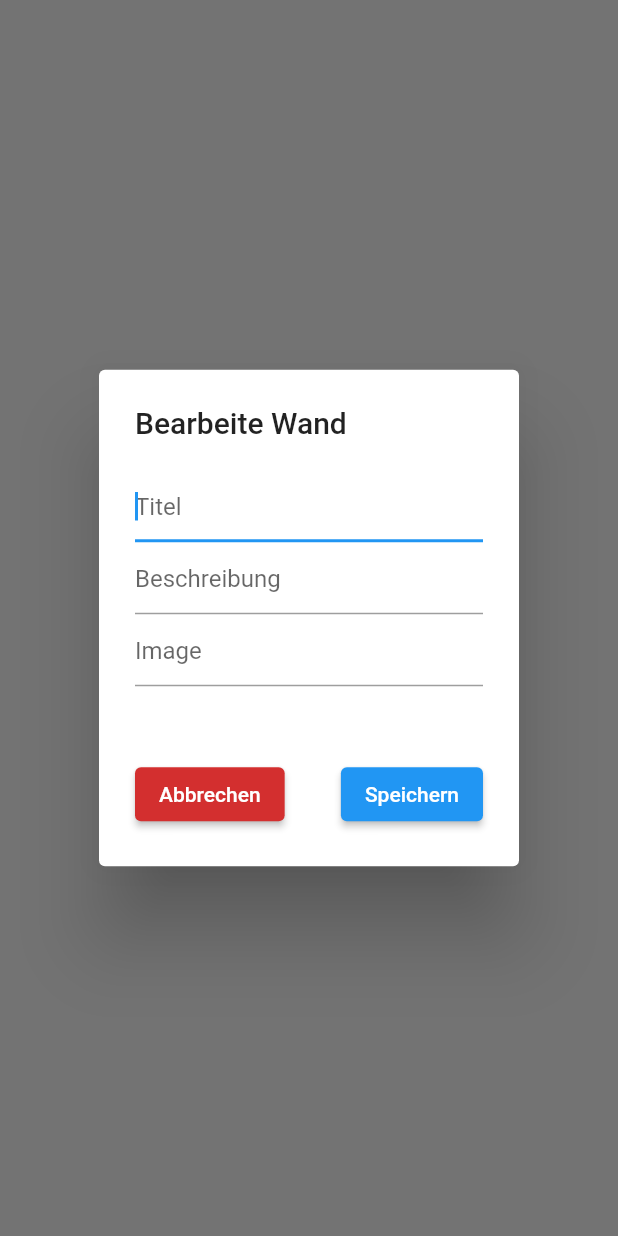
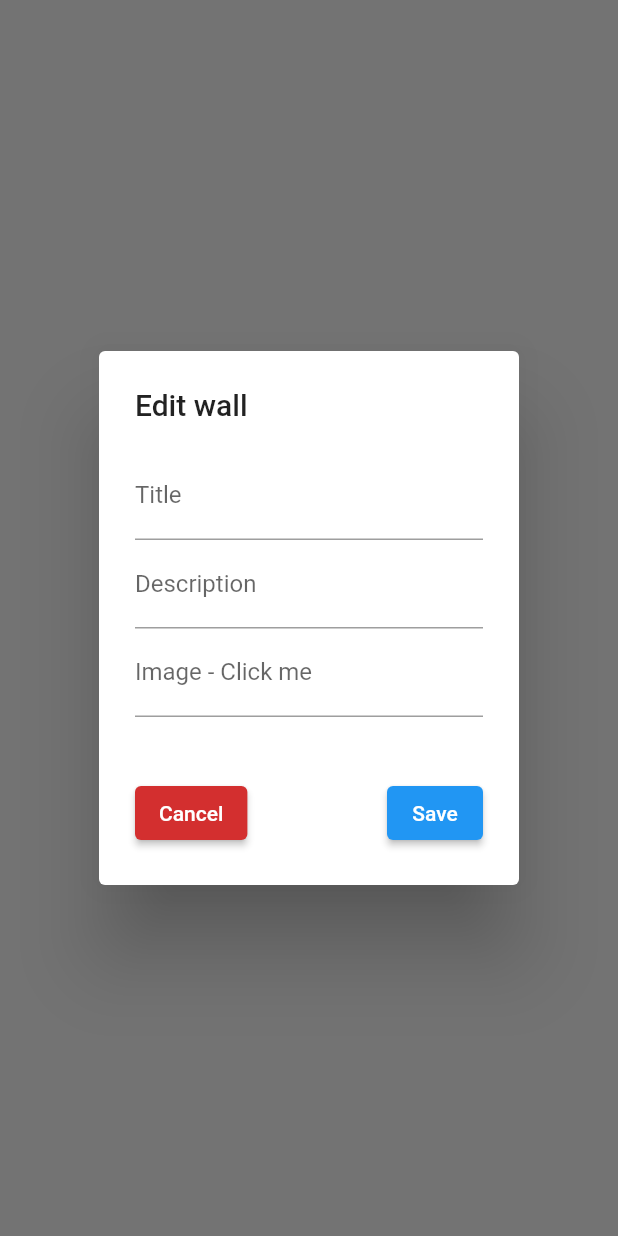
Before and after one commit to lectary/ClimbingAlien, a Flutter app: what showWallFormDialog() shows on an empty page, opened directly with empty values, on a phone screen of 412 x 824 dp. Run offline on Flutter 3.47's test engine with Material 2 defaults, Android fonts, the phone set to English and light mode, and no system bars; our stand-ins replace camera, floor, fluttertoast, image_picker, sqflite; accounts and stored records are empty; generated files the repository leaves out were written again.

Commit message:
Fix image field text display and minor style adjustments

```diff
--- a/lib/utils/utils.dart
+++ b/lib/utils/utils.dart
@@ -7,6 +7,7 @@ class Utils {
   }
 
   static String getFilenameFromPath(String path) {
+    if (path == null) return "";
     int lastSlash = path.lastIndexOf('/');
     int lastDot = path.lastIndexOf('.');
     if (lastSlash == -1 || lastDot == -1) return "";
--- a/lib/views/route_management/wall_form.dart
+++ b/lib/views/route_management/wall_form.dart
@@ -4,7 +4,6 @@ import 'package:climbing_alien/data/entity/wall.dart';
 import 'package:climbing_alien/utils/utils.dart';
 import 'package:climbing_alien/viewmodels/wall_viewmodel.dart';
 import 'package:climbing_alien/widgets/image_picker/image_picker_dialog.dart';
-import 'package:flutter/cupertino.dart';
 import 'package:flutter/material.dart';
 import 'package:provider/provider.dart';
 
@@ -24,7 +23,7 @@ class WallForm extends StatefulWidget {
         builder: (context) => ChangeNotifierProvider.value(
               value: model,
               child: AlertDialog(
-                title: wall == null ? Text("Neue Wand") : Text("Bearbeite Wand"),
+                title: wall == null ? Text("New wall") : Text("Edit wall"),
                 content: WallForm(wall),
               ),
             ));
@@ -46,11 +45,12 @@ class _WallFormState extends State<WallForm> {
   void initState() {
     super.initState();
     wallViewModel = Provider.of<WallViewModel>(context, listen: false);
-    _focusNode.requestFocus();
+    // _focusNode.requestFocus();
     edit = widget.wall != null;
     title = widget.wall?.title;
     description = widget.wall?.description;
     imagePath = widget.wall?.imagePath;
+    _textEditingControllerImagePath.text = Utils.getFilenameFromPath(imagePath);
   }
 
   @override
@@ -64,7 +64,7 @@ class _WallFormState extends State<WallForm> {
             TextFormField(
               initialValue: title,
               focusNode: _focusNode,
-              decoration: InputDecoration(hintText: "Titel"),
+              decoration: InputDecoration(labelText: "Title"),
               validator: (value) {
                 if (value.isEmpty) {
                   return "Titel wird benötigt!";
@@ -75,18 +75,21 @@ class _WallFormState extends State<WallForm> {
             ),
             TextFormField(
               initialValue: description,
-              decoration: InputDecoration(hintText: "Beschreibung"),
+              minLines: 1,
+              maxLines: 5,
+              decoration: InputDecoration(labelText: "Description"),
               onSaved: (value) => description = value,
             ),
             TextFormField(
-              initialValue: Utils.getFilenameFromPath(imagePath),
-              decoration: InputDecoration(hintText: "Image"),
+              controller: _textEditingControllerImagePath,
+              decoration: InputDecoration(labelText: "Image - Click me"),
               readOnly: true,
               onTap: () async {
                 String newPath = await ImagePickerDialog.showImagePickerDialog(context);
                 if (newPath != null) {
                   setState(() {
                     imagePath = newPath;
+                    _textEditingControllerImagePath.text = Utils.getFilenameFromPath(newPath);
                   });
                 }
               },
@@ -96,16 +99,16 @@ class _WallFormState extends State<WallForm> {
               child: getImageByPath(imagePath),
             ),
             Padding(
-              padding: const EdgeInsets.only(top: 32.0),
+              padding: const EdgeInsets.only(top: 24.0),
               child: Row(
                 mainAxisAlignment: MainAxisAlignment.spaceBetween,
                 children: [
                   ElevatedButton(
-                      child: Text("Abbrechen"),
+                      child: Text("Cancel"),
                       style: ElevatedButton.styleFrom(primary: Theme.of(context).colorScheme.error),
                       onPressed: () => Navigator.pop(context)),
                   ElevatedButton(
-                      child: Text("Speichern"),
+                      child: Text("Save"),
                       onPressed: () {
                         if (_formKey.currentState.validate()) {
                           _formKey.currentState.save();
```
